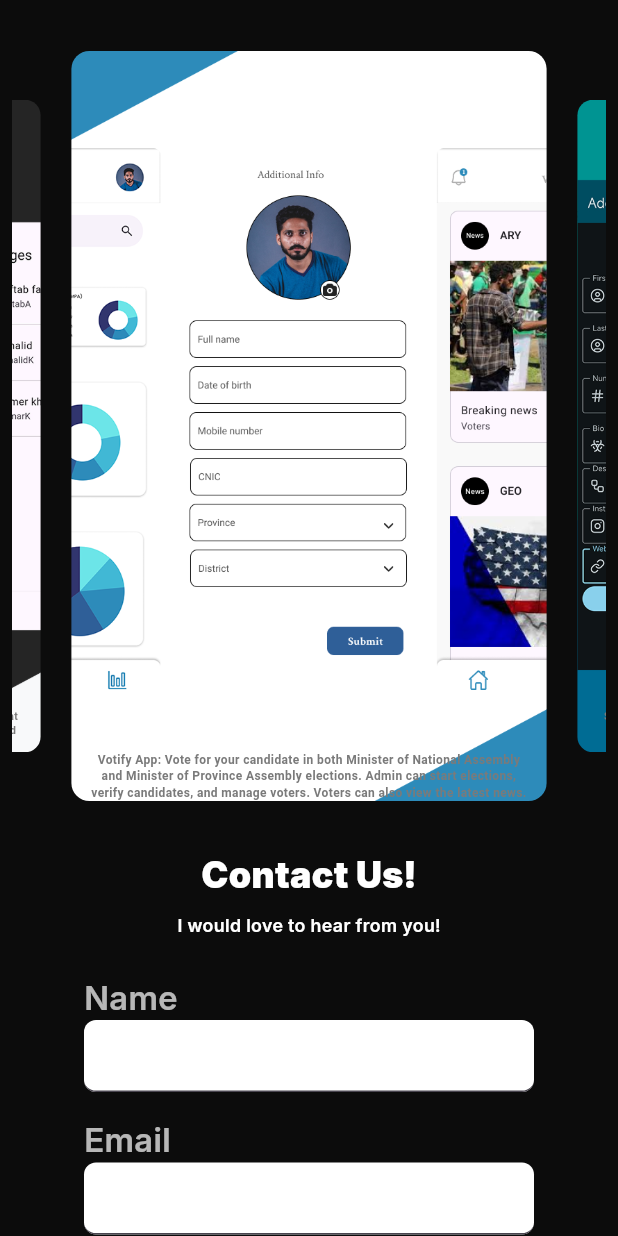
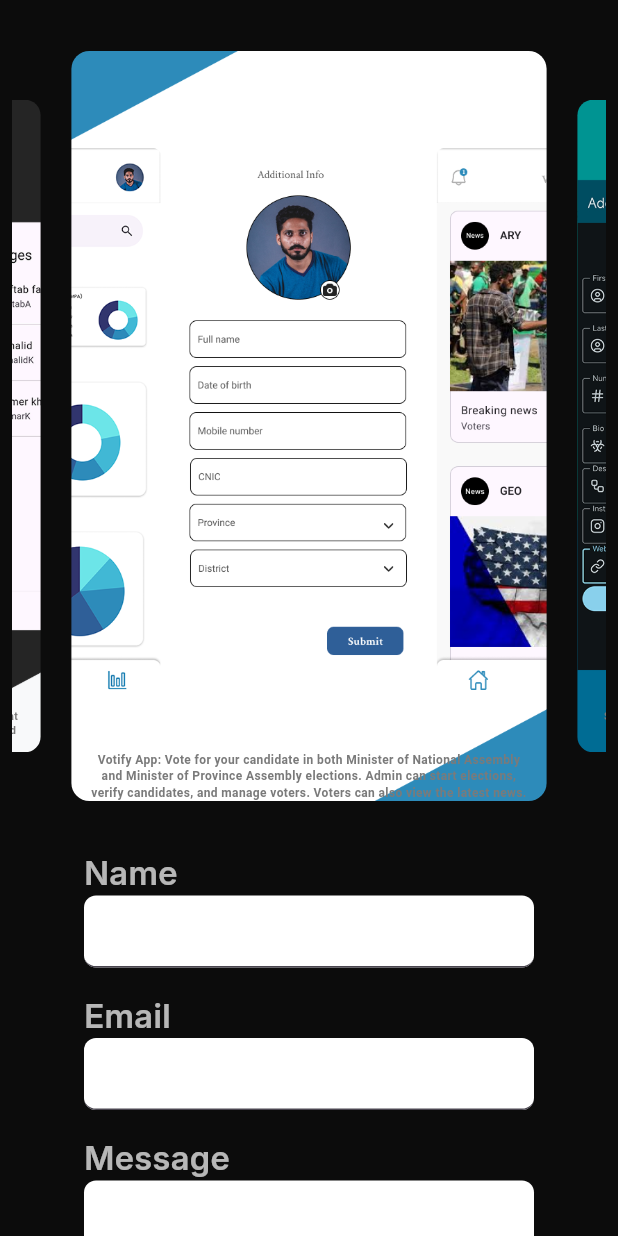
Before and after one commit to ak375456/portfolio, a Flutter app: the screen it shows after launch, scrolled down 576 dp, on a phone screen of 412 x 824 dp. Run offline on Flutter 3.47's test engine with Material 3 defaults, Android fonts, the phone set to English and light mode, and no system bars; drawn by our look-alikes of carousel_slider; missing offline and left inert: mailto, universal_html.

Commit message:
removed contact us section

```diff
--- a/lib/presentation/home_screen.dart
+++ b/lib/presentation/home_screen.dart
@@ -1,6 +1,4 @@
 import 'package:flutter/material.dart';
-import 'package:portfolio/util/contact_us_section/contact_us_section_desktop.dart';
-import 'package:portfolio/util/contact_us_section/contact_us_section_mobile.dart';
 import 'package:portfolio/util/cusotm_top_appbar/custom_top_appbar_desktop.dart';
 import 'package:portfolio/util/cusotm_top_appbar/custom_top_appbar_mobile.dart';
 import 'package:portfolio/util/home_section/home_section_desktop.dart';
@@ -26,7 +24,6 @@ class _HomeScreenState extends State<HomeScreen> {
   final GlobalKey _homeKey = GlobalKey();
   final GlobalKey _projectsKey = GlobalKey();
   final GlobalKey _toolsKey = GlobalKey();
-  final GlobalKey _contactKey = GlobalKey();
 
   void scrollToSection(GlobalKey key) {
     final context = key.currentContext;
@@ -55,7 +52,6 @@ class _HomeScreenState extends State<HomeScreen> {
                       onHomePressed: () => scrollToSection(_homeKey),
                       onProjectsPressed: () => scrollToSection(_projectsKey),
                       onServicesPressed: () => scrollToSection(_toolsKey),
-                      onContactPressed: () => scrollToSection(_contactKey),
                     ),
                     Column(
                       key: _homeKey,
@@ -84,16 +80,10 @@ class _HomeScreenState extends State<HomeScreen> {
                         ProjectSectionDesktop(),
                       ],
                     ),
-                    Column(
-                      key: _contactKey,
-                      children: [
-                        ContactUsSectionDesktop(),
-                      ],
-                    ),
                     SendMailSectionDesktop(),
                     SocialMediaSectionDesktop(),
                     SizedBox(
-                      height: 80.0,
+                      height: 60.0,
                     ),
                   ],
                 ),
@@ -108,7 +98,6 @@ class _HomeScreenState extends State<HomeScreen> {
                       onHomePressed: () => scrollToSection(_homeKey),
                       onProjectsPressed: () => scrollToSection(_projectsKey),
                       onServicesPressed: () => scrollToSection(_toolsKey),
-                      onContactPressed: () => scrollToSection(_contactKey),
                     ),
                     Column(
                       key: _homeKey,
@@ -137,12 +126,6 @@ class _HomeScreenState extends State<HomeScreen> {
                         ProjectSectionMobile(),
                       ],
                     ),
-                    Column(
-                      key: _contactKey,
-                      children: [
-                        ContactUsSectionMobile(),
-                      ],
-                    ),
                     SendMailSectionMobile(),
                     SocialMediaSectionMobile(),
                     SizedBox(
--- a/lib/util/contact_us_section/contact_us_section_mobile.dart
+++ /dev/null
@@ -1,33 +0,0 @@
-import 'package:flutter/material.dart';
-
-class ContactUsSectionMobile extends StatelessWidget {
-  const ContactUsSectionMobile({super.key});
-
-  @override
-  Widget build(BuildContext context) {
-    return const Column(
-      children: [
-        Text(
-          "Contact Us!",
-          style: TextStyle(
-              fontSize: 24.0,
-              fontFamily: "Inter",
-              fontWeight: FontWeight.bold,
-              color: Colors.white),
-        ),
-        SizedBox(
-          height: 8,
-        ),
-        Text(
-          "I would love to hear from you!",
-          style: TextStyle(
-            fontSize: 12.0,
-            fontWeight: FontWeight.w500,
-            fontFamily: "Inter",
-            color: Colors.white,
-          ),
-        ),
-      ],
-    );
-  }
-}
```
Also changed, not shown: lib/util/contact_us_section/contact_us_section_desktop.dart (deleted, +0 -33 lines), lib/util/cusotm_top_appbar/custom_top_appbar_desktop.dart (+0 -13 lines), lib/util/cusotm_top_appbar/custom_top_appbar_mobile.dart (+2 -7 lines).
